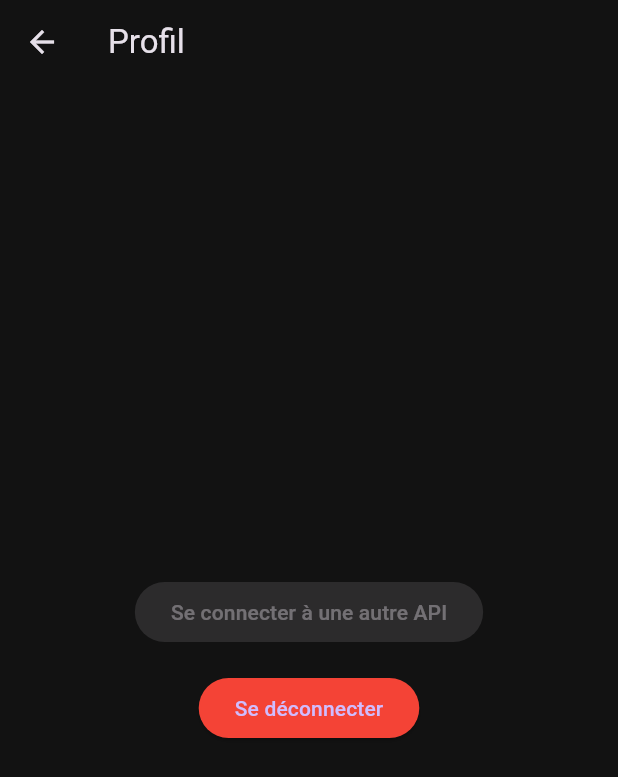
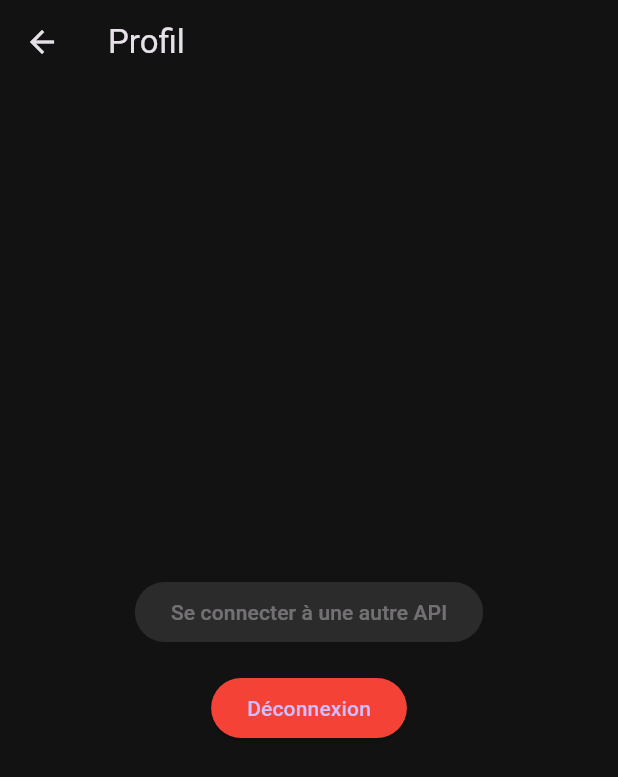
Before and after one commit to S5-C1-Exodia/mobile_app, a Flutter app: the ProfileScreen screen opened directly, on a phone screen of 412 x 824 dp. Shown: the top 777 px of the screen. Run offline on Flutter 3.47's test engine with Material 3 defaults, Android fonts, the phone set to English and light mode, and no system bars.

Commit message:
Update internationalization and theme
update files for adding settings features

```diff
--- a/lib/L10n/app_localizations.dart
+++ b/lib/L10n/app_localizations.dart
@@ -37,6 +37,10 @@ class AppLocalizations {
   String get english => _isEn ? 'English' : 'Anglais';
   String get close => _isEn ? 'Close' : 'Fermer';
   String get settings => _isEn ? 'Settings' : 'Paramètres';
+  String get loginButton => _isEn ? 'Login' : 'Connexion';
+  String get login => _isEn ? 'Login' : 'Connexion';
+  String get logout => _isEn ? 'Logout' : 'Déconnexion';
+  String get connectToAnotherApi => _isEn ? 'Connect to another API' : 'Se connecter à une autre API';
 }
 
 class _AppLocalizationsDelegate extends LocalizationsDelegate<AppLocalizations> {
--- a/lib/Screens/profile_screen.dart
+++ b/lib/Screens/profile_screen.dart
@@ -1,19 +1,31 @@
 import 'package:flutter/material.dart';
+import 'package:provider/provider.dart';
+import '../core/theme/palettes.dart';
+import '../providers/app_provider.dart';
+import '../L10n/app_localizations.dart';
 import 'login_screen.dart';
 
 class ProfileScreen extends StatelessWidget {
   @override
   Widget build(BuildContext context) {
+    final appProvider = Provider.of<AppProvider>(context, listen: false);
+    final bool isDark = appProvider.themeMode == ThemeMode.dark;
+    final AppPalette palette = isDark ? paletteDark : paletteLight;
+    final appLocalizations = AppLocalizations.of(context);
+
     return Scaffold(
-      appBar: AppBar(title: Text('Profil')),
+      appBar: AppBar(title: Text(appLocalizations?.profile ?? 'Profil')),
       body: Center(
         child: Column(
           mainAxisAlignment: MainAxisAlignment.center,
           children: [
             ElevatedButton(
               style: ElevatedButton.styleFrom(backgroundColor: Colors.green),
-              onPressed: null, // Non fonctionnel
-              child: Text('Se connecter à une autre API'),
+              onPressed: null,
+              child: Text(
+                appLocalizations?.connectToAnotherApi ??
+                    'Se connecter à une autre API',
+              ),
             ),
             SizedBox(height: 16),
             ElevatedButton(
@@ -21,10 +33,15 @@ class ProfileScreen extends StatelessWidget {
               onPressed: () {
                 Navigator.pushReplacement(
                   context,
-                  MaterialPageRoute(builder: (context) => LoginScreen()),
+                  MaterialPageRoute(
+                    builder: (context) => LoginScreen(
+                      palette: palette,
+                      onToggleTheme: appProvider.toggleTheme,
+                    ),
+                  ),
                 );
               },
-              child: Text('Se déconnecter'),
+              child: Text(appLocalizations?.logout ?? 'Se déconnecter'),
             ),
           ],
         ),
--- a/lib/main.dart
+++ b/lib/main.dart
@@ -1,9 +1,10 @@
 import 'package:flutter/material.dart';
 import 'package:flutter_localizations/flutter_localizations.dart';
+import 'package:mobile_app/Screens/login_screen.dart';
 import 'package:provider/provider.dart';
 import 'package:mobile_app/providers/app_provider.dart';
 import 'package:mobile_app/L10n/app_localizations.dart';
-import 'Screens/playlist_screen.dart';
+import 'Screens/login_screen.dart';
 import 'core/theme/palettes.dart';
 
 
@@ -49,7 +50,7 @@ class MyApp extends StatelessWidget {
         Locale('en'),
       ],
       theme: themeData,
-      home: PlaylistsScreen(
+      home: LoginScreen(
         palette: currentPalette,
         onToggleTheme: appProvider.toggleTheme,
       ),
```
Also changed, not shown: lib/Screens/login_screen.dart (+22 -5 lines).
